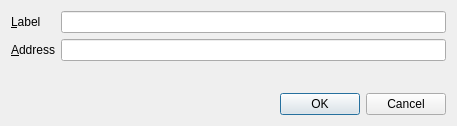
Qt form src/qt/forms/editaddressdialog.ui (gridcoin-community/Gridcoin-Research) before a commit.
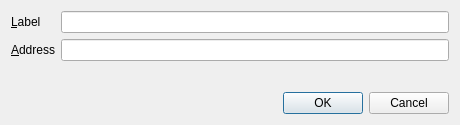
The same form after that commit.

```diff
--- a/src/qt/forms/editaddressdialog.ui
+++ b/src/qt/forms/editaddressdialog.ui
@@ -6,8 +6,8 @@
    <rect>
     <x>0</x>
     <y>0</y>
-    <width>457</width>
-    <height>126</height>
+    <width>460</width>
+    <height>125</height>
    </rect>
   </property>
   <property name="windowTitle">
```
